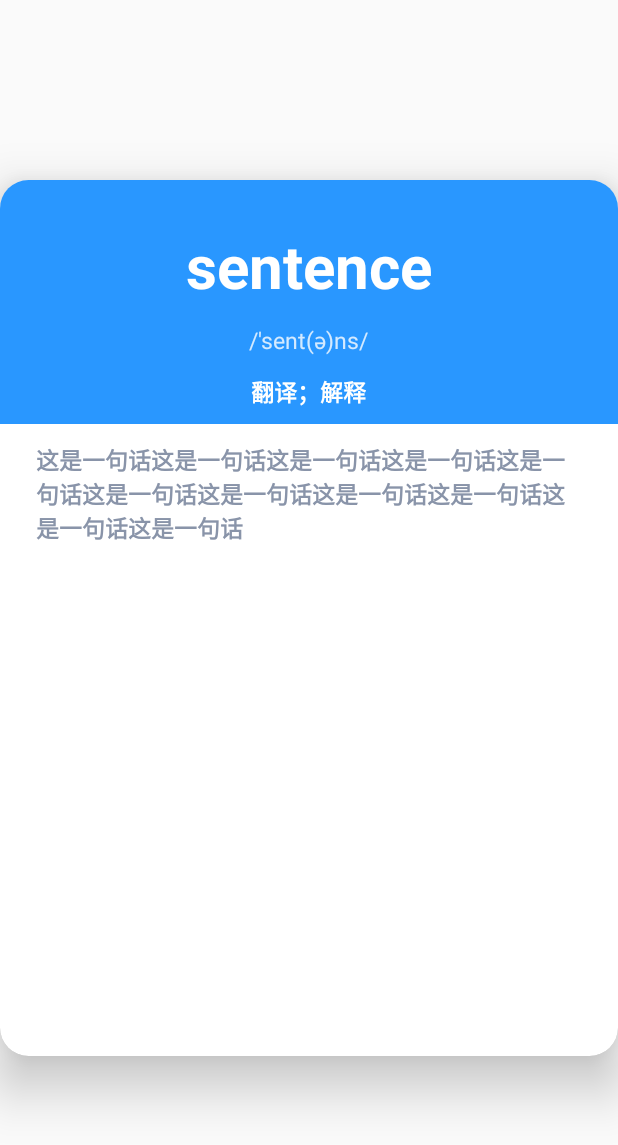
After one commit to Spr-Aut/WordList, an Android app built with Jetpack Compose: the layout item_word_detail.xml on its own in the app's theme, with its tools: preview values and no code run, on a phone screen of 412 x 824 dp. The commit adds this screen. Shown: the top 1145 px of the screen. Run offline under Robolectric (Android 15) with nearby library versions, the phone set to English and light mode, and no system bars.

Commit message:
新增卡片式单词列表（类似小米日历中的日程卡片），目前的入口为长按“清空”按钮

```diff
--- a/app/src/main/AndroidManifest.xml
+++ b/app/src/main/AndroidManifest.xml
@@ -61,6 +61,7 @@
             <meta-data android:name="android.app.shortcuts"
                 android:resource="@xml/shortcuts"/>
         </activity>
+        <activity android:name=".activity.WordDetailPagerActivity"/>
     </application>
 
 </manifest>
--- a/app/src/main/java/com/example/wordlist/util/MyTools.java
+++ b/app/src/main/java/com/example/wordlist/util/MyTools.java
@@ -229,4 +229,10 @@ public class MyTools {
         /*window.clearFlags(WindowManager.LayoutParams.FLAG_TRANSLUCENT_STATUS);*/
         window.getDecorView().setSystemUiVisibility(View.SYSTEM_UI_FLAG_LIGHT_STATUS_BAR);
     }
+
+    public static int dp2px(Context context, float dpValue) {
+        // 获取当前手机的像素密度（1个dp对应几个px）
+        float scale = context.getResources().getDisplayMetrics().density;
+        return (int) (dpValue * scale + 0.5f); // 四舍五入取整
+    }
 }
--- /dev/null
+++ b/app/src/main/res/layout/item_word_detail.xml
@@ -0,0 +1,85 @@
+<?xml version="1.0" encoding="utf-8"?>
+<androidx.cardview.widget.CardView xmlns:android="http://schemas.android.com/apk/res/android"
+    android:layout_width="match_parent"
+    android:layout_height="match_parent"
+    xmlns:app="http://schemas.android.com/apk/res-auto"
+    android:layout_marginVertical="120dp"
+    app:cardCornerRadius="19dp"
+    app:cardElevation="20dp"
+    android:background="@color/card_bg"
+    >
+    <LinearLayout
+        android:layout_width="match_parent"
+        android:layout_height="wrap_content"
+        android:orientation="vertical"
+        >
+        <RelativeLayout
+            android:layout_width="match_parent"
+            android:layout_height="wrap_content"
+            android:background="@color/card_pager_head_bg"
+            >
+            <TextView
+                android:id="@+id/tvNameWordDetailPager"
+                android:layout_width="wrap_content"
+                android:layout_height="wrap_content"
+                android:text="sentence"
+                android:textSize="40sp"
+                android:textColor="@color/white"
+                android:textStyle="bold"
+                android:layout_centerHorizontal="true"
+                android:layout_marginTop="@dimen/padding_top_main"
+                android:layout_marginHorizontal="@dimen/padding_horizontal_pager"
+                />
+            <TextView
+                android:id="@+id/tvSymbolWordDetailPager"
+                android:layout_width="wrap_content"
+                android:layout_height="wrap_content"
+                android:layout_marginTop="12dp"
+                android:text="/'sent(ə)ns/"
+                android:textColor="@color/card_pager_small_text"
+                android:textSize="15sp"
+                android:layout_below="@id/tvNameWordDetailPager"
+                android:layout_centerHorizontal="true"
+                android:layout_marginHorizontal="@dimen/padding_horizontal_pager"
+                />
+            <TextView
+                android:id="@+id/tvDescWordDetailPager"
+                android:layout_width="wrap_content"
+                android:layout_height="wrap_content"
+                android:layout_marginTop="12dp"
+                android:text="翻译；解释"
+                android:textColor="@color/white"
+                android:textSize="15sp"
+                android:textStyle="bold"
+                android:layout_below="@id/tvSymbolWordDetailPager"
+                android:layout_centerHorizontal="true"
+                android:layout_marginHorizontal="@dimen/padding_horizontal_pager"
+                android:layout_marginBottom="10dp"
+                />
+        </RelativeLayout>
+        <ScrollView
+            android:layout_width="match_parent"
+            android:layout_height="wrap_content"
+            android:scrollbars="none"
+            android:clipToPadding="false">
+
+            <TextView
+                android:id="@+id/tvSentenceWordDetailPager"
+                android:layout_width="wrap_content"
+                android:layout_height="wrap_content"
+                android:layout_marginTop="12dp"
+                android:text="这是一句话这是一句话这是一句话这是一句话这是一句话这是一句话这是一句话这是一句话这是一句话这是一句话这是一句话"
+                android:textSize="15sp"
+                android:textStyle="bold"
+                android:textColor="@color/colorLightGrey"
+                android:layout_below="@id/tvDescWordDetailPager"
+                android:layout_marginHorizontal="@dimen/padding_horizontal_pager"
+                />
+        </ScrollView>
+
+
+    </LinearLayout>
+
+
+
+</androidx.cardview.widget.CardView>
--- a/app/src/main/res/values/colors.xml
+++ b/app/src/main/res/values/colors.xml
@@ -29,6 +29,8 @@
     <color name="card_bg">#ffffff</color>
     <color name="button_bg">#445f88</color>
     <color name="button_bg_pressed">#4d303030</color>
+    <color name="card_pager_head_bg">#2997ff</color>
+    <color name="card_pager_small_text">#d4eaff</color>
 
     <!--小组件颜色-->
     <color name="widget_bg_top">#ff3867d5</color>
@@ -62,6 +64,7 @@
     <color name="red">#ff0000</color>
     <color name="orange">#F9CC12</color>
     <color name="blue">#0099ff</color>
+
     <color name="green">#00ff99</color>
     <color name="blue_light">#aaaaff</color>
     <color name="tab_text_selected">#0084e8</color>
--- a/app/src/main/res/values/strings.xml
+++ b/app/src/main/res/values/strings.xml
@@ -8,6 +8,7 @@
     <dimen name="padding_bottom_main">20dp</dimen>
     <dimen name="padding_horizontal_item">30dp</dimen>
     <dimen name="padding_horizontal">16dp</dimen>
+    <dimen name="padding_horizontal_pager">24dp</dimen>
     <dimen name="padding_vertical_item">16dp</dimen>
     <dimen name="padding_vertical_main">16dp</dimen>
     <dimen name="padding_widget">19dp</dimen>
```
Also changed, not shown: app/src/main/java/com/example/wordlist/Anim/DepthFieldTransFormer.kt (added, +33 -0 lines), app/src/main/java/com/example/wordlist/activity/WordDetailPagerActivity.java (added, +26 -0 lines), app/src/main/java/com/example/wordlist/adapter/WordDetailPagerAdapter.java (added, +96 -0 lines), app/src/main/java/com/example/wordlist/fragment/TranslateFragment.java (+7 -0 lines), app/src/main/java/com/example/wordlist/fragment/WordDetailPagerFragment.java (added, +54 -0 lines), app/src/main/res/layout/fragment_word_detail_pager.xml (added, +12 -0 lines).
